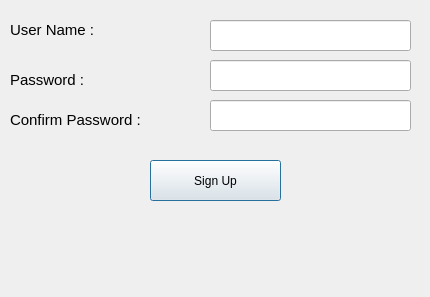
First picture: the form in log_in.ui, repository ahmed-alllam/GTA-VI, before the edit.
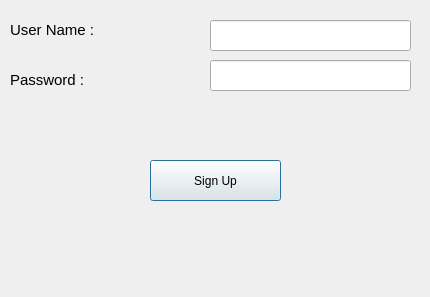
Second picture: the form after the edit.

Diff of the .ui file:
```diff
--- a/log_in.ui
+++ b/log_in.ui
@@ -100,37 +100,6 @@
     <string/>
    </property>
   </widget>
-  <widget class="QLineEdit" name="pass_2">
-   <property name="geometry">
-    <rect>
-     <x>210</x>
-     <y>100</y>
-     <width>201</width>
-     <height>31</height>
-    </rect>
-   </property>
-   <property name="text">
-    <string/>
-   </property>
-  </widget>
-  <widget class="QLabel" name="label_5">
-   <property name="geometry">
-    <rect>
-     <x>10</x>
-     <y>110</y>
-     <width>171</width>
-     <height>20</height>
-    </rect>
-   </property>
-   <property name="font">
-    <font>
-     <pointsize>11</pointsize>
-    </font>
-   </property>
-   <property name="text">
-    <string>Confirm Password :</string>
-   </property>
-  </widget>
  </widget>
  <resources/>
  <connections/>
```
